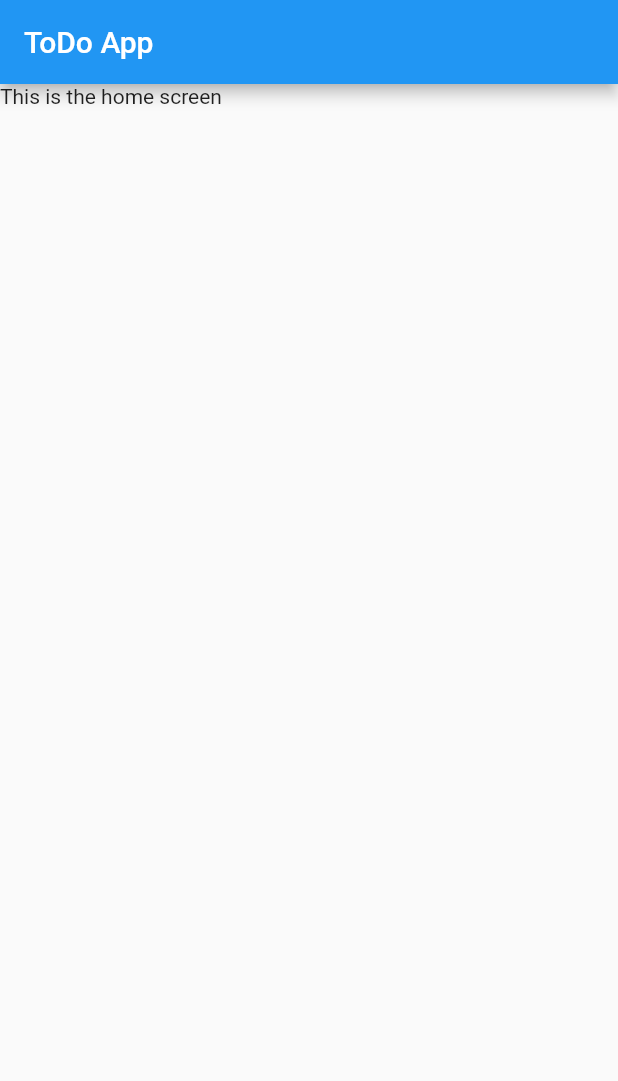
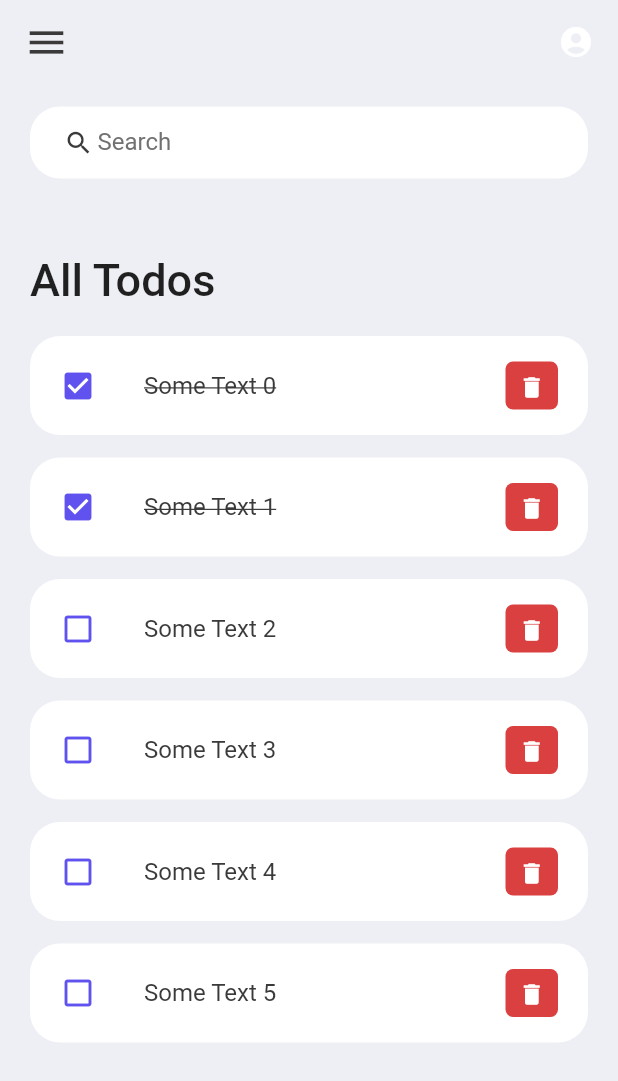
Before and after one commit to bogdan-ciucur/todo-list-flutter, a Flutter app: the screen it shows after launch, on a phone screen of 412 x 824 dp. Shown: the top 1081 px of the screen. Run offline on Flutter 3.47's test engine with Material 2 defaults, Android fonts, the phone set to English and light mode, and no system bars.

Commit message:
home screen, model for todos

```diff
--- /dev/null
+++ b/lib/Constants/constants.dart
@@ -0,0 +1,6 @@
+//paddings
+double horizontalPadding = 20;
+double veritcalPadding = 15;
+
+//cornerRadius
+double cornerRadius = 20;
--- /dev/null
+++ b/lib/Models/todo.dart
@@ -0,0 +1,22 @@
+class Todo {
+  String id;
+  String todoText;
+  bool isDone;
+
+  Todo({
+    required this.id,
+    required this.todoText,
+    this.isDone = false
+  });
+
+  static List<Todo> todoList() {
+    return [
+      Todo(id: "0", todoText: "Some Text 0", isDone: true),
+      Todo(id: "1", todoText: "Some Text 1", isDone: true),
+      Todo(id: "2", todoText: "Some Text 2"),
+      Todo(id: "3", todoText: "Some Text 3"),
+      Todo(id: "4", todoText: "Some Text 4"),
+      Todo(id: "5", todoText: "Some Text 5"),
+    ];
+  }
+}
--- a/lib/Screens/home.dart
+++ b/lib/Screens/home.dart
@@ -1,18 +1,82 @@
 import 'package:flutter/material.dart';
+import 'package:todo_list_flutter/Constants/colors.dart';
+import 'package:todo_list_flutter/Constants/constants.dart';
+import 'package:todo_list_flutter/Models/todo.dart';
+import 'package:todo_list_flutter/Widgets/todo_item.dart';
 
 class Home extends StatelessWidget {
-  const Home({super.key});
+  Home({super.key});
+
+  final todoList = Todo.todoList();
 
   @override
   Widget build(BuildContext context) {
-    String appBarTitle = "ToDo App";
-    String containerText = "This is the home screen";
-
     return Scaffold(
-      appBar: AppBar(title: Text(appBarTitle)),
+      backgroundColor: tdBGColor,
+      appBar: _buildAppBar(),
       body: Container(
-        child: Text(containerText),
+        padding: EdgeInsets.symmetric(
+            horizontal: horizontalPadding, vertical: veritcalPadding),
+        child: Column(
+          children: [
+            searchBox(),
+            Expanded(
+              child: ListView(
+                children: [
+                  Container(
+                    margin: const EdgeInsets.only(top: 50, bottom: 20),
+                    child: const Text(
+                      "All Todos",
+                      style:
+                          TextStyle(fontSize: 30, fontWeight: FontWeight.w500),
+                    ),
+                  ),
+                  for (Todo todo in todoList) ToDoItem(todo: todo,)
+                ],
+              ),
+            )
+          ],
+        ),
       ),
     );
   }
+
+  Widget searchBox() {
+    return Container(
+      padding: EdgeInsets.symmetric(horizontal: horizontalPadding),
+      decoration: BoxDecoration(
+          color: Colors.white,
+          borderRadius: BorderRadius.circular(cornerRadius)),
+      child: const TextField(
+        decoration: InputDecoration(
+          contentPadding: EdgeInsets.all(0),
+          prefixIcon: Icon(
+            Icons.search,
+            color: tdBlack,
+            size: 20,
+          ),
+          prefixIconConstraints: BoxConstraints(
+            maxHeight: 20,
+            minWidth: 25,
+          ),
+          border: InputBorder.none,
+          hintText: "Search",
+          hintStyle: TextStyle(color: tdGrey),
+        ),
+      ),
+    );
+  }
+
+  AppBar _buildAppBar() {
+    return AppBar(
+      backgroundColor: tdBGColor,
+      elevation: 0,
+      title: Row(
+          mainAxisAlignment: MainAxisAlignment.spaceBetween,
+          children: const [
+            Icon(Icons.menu, color: tdBlack, size: 30),
+            Icon(Icons.account_circle)
+          ]),
+    );
+  }
 }
--- /dev/null
+++ b/lib/Widgets/todo_item.dart
@@ -0,0 +1,51 @@
+import 'package:flutter/material.dart';
+import 'package:todo_list_flutter/Constants/colors.dart';
+import 'package:todo_list_flutter/Constants/constants.dart';
+import 'package:todo_list_flutter/Models/todo.dart';
+
+class ToDoItem extends StatelessWidget {
+  final Todo todo;
+
+  const ToDoItem({super.key, required this.todo});
+
+  @override
+  Widget build(BuildContext context) {
+    return Container(
+      margin: EdgeInsets.only(bottom: 15),
+      child: ListTile(
+        onTap: () {},
+        shape: RoundedRectangleBorder(
+            borderRadius: BorderRadius.circular(cornerRadius)),
+        tileColor: Colors.white,
+        contentPadding: const EdgeInsets.symmetric(horizontal: 20, vertical: 5),
+        leading: Icon(
+          todo.isDone ? Icons.check_box : Icons.check_box_outline_blank,
+          color: tdBlue,
+        ),
+        title: Text(
+          todo.todoText,
+          style: TextStyle(
+            fontSize: 16,
+            color: tdBlack,
+            decoration:
+                todo.isDone ? TextDecoration.lineThrough : TextDecoration.none,
+          ),
+        ),
+        trailing: Container(
+          padding: const EdgeInsets.all(0),
+          margin: const EdgeInsets.symmetric(vertical: 12),
+          height: 35,
+          width: 35,
+          decoration: BoxDecoration(
+              color: tdRed, borderRadius: BorderRadius.circular(5)),
+          child: IconButton(
+            color: Colors.white,
+            iconSize: 18,
+            icon: Icon(Icons.delete),
+            onPressed: () {},
+          ),
+        ),
+      ),
+    );
+  }
+}
--- a/lib/main.dart
+++ b/lib/main.dart
@@ -1,25 +1,25 @@
 import 'package:flutter/material.dart';
+import 'package:flutter/services.dart';
 import 'Screens/home.dart';
 
 void main() {
   runApp(const MyApp());
 }
 
-class MyApp extends StatefulWidget {
+class MyApp extends StatelessWidget {
   const MyApp({super.key});
 
-  @override
-  State<MyApp> createState() => _MyAppState();
-}
-
-class _MyAppState extends State<MyApp> {
   @override
   Widget build(BuildContext context) {
     String title = "Title";
 
+    SystemChrome.setSystemUIOverlayStyle(
+        const SystemUiOverlayStyle(statusBarColor: Colors.transparent));
+
     return MaterialApp(
+      debugShowCheckedModeBanner: false,
       title: title,
-      home: const Home(),
+      home: Home(),
     );
   }
 }
```
